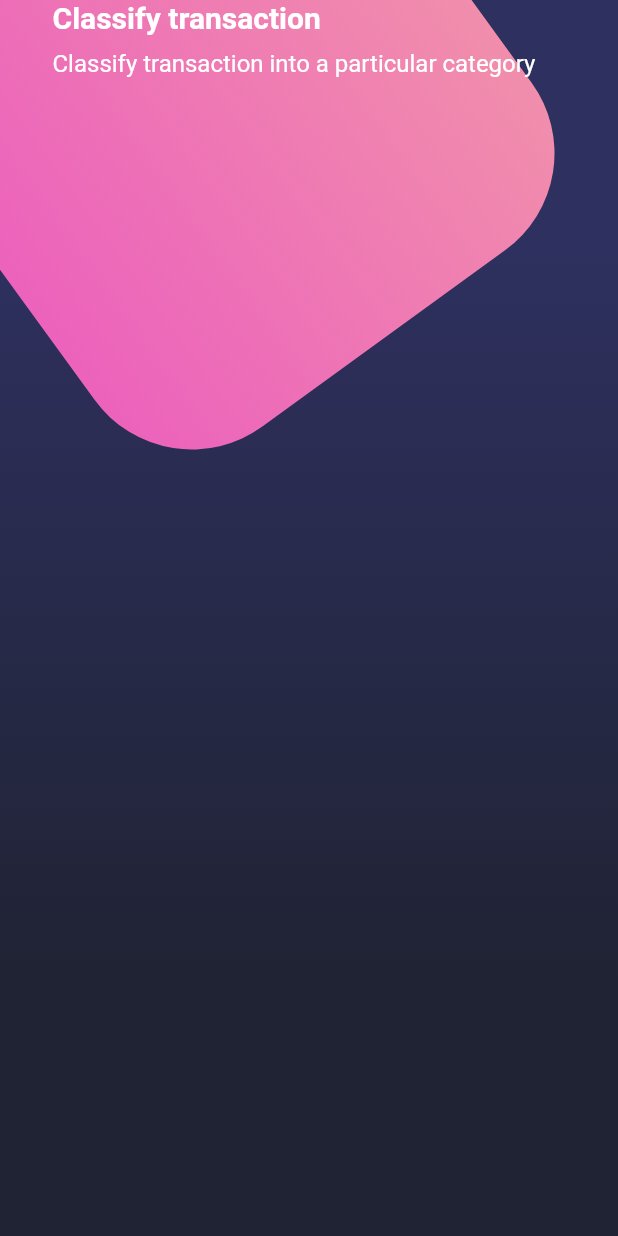
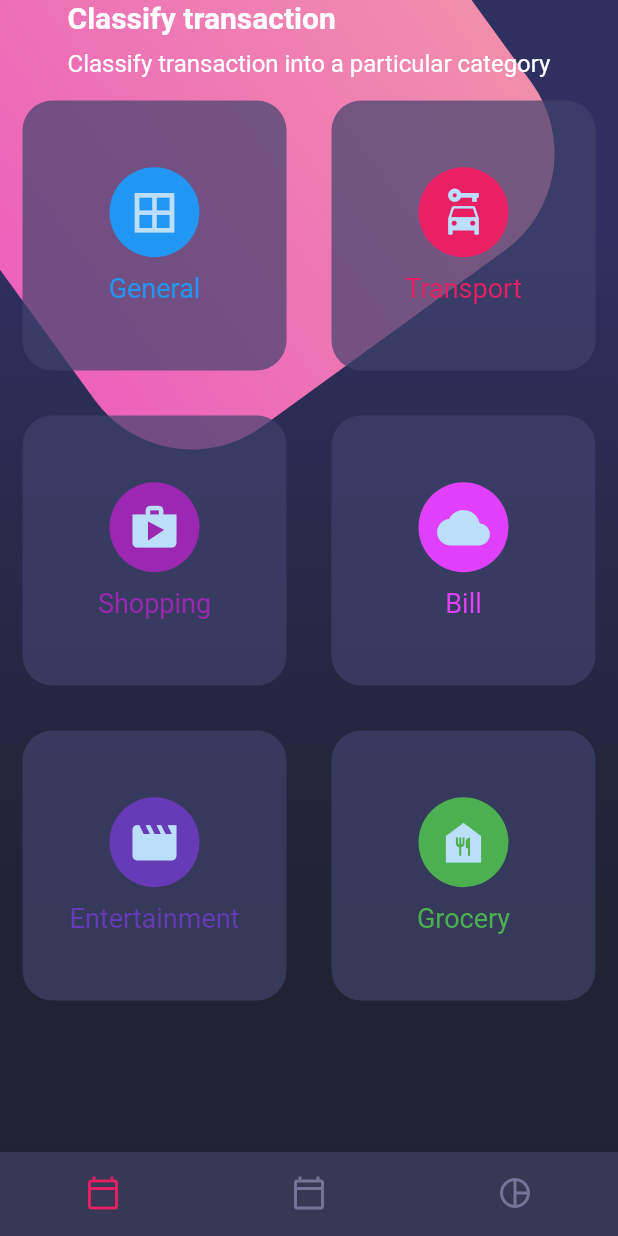
Before and after one commit to nachom96/BasicDesigns, a Flutter app: the screen it shows after launch, on a phone screen of 412 x 824 dp. Run offline on Flutter 3.47's test engine with Material 2 defaults, Android fonts, the phone set to English and light mode, and no system bars.

Commit message:
Tarjetas y bottombar

```diff
--- a/lib/screens/home_screen.dart
+++ b/lib/screens/home_screen.dart
@@ -1,6 +1,9 @@
+import 'package:disenos/widgets/custom_bottom_navigation.dart';
 import 'package:flutter/material.dart';
 import 'package:disenos/widgets/background.dart';
 import 'package:disenos/widgets/page_title.dart';
+
+import '../widgets/card_table.dart';
 
 class HomeScreen extends StatelessWidget {
   const HomeScreen({Key? key}) : super(key: key);
@@ -16,6 +19,7 @@ class HomeScreen extends StatelessWidget {
           _HomeBody(),
         ],
       ),
+      bottomNavigationBar: CustomBottomNavigation(),
     );
   }
 }
@@ -32,6 +36,8 @@ class _HomeBody extends StatelessWidget {
         children: const [
           // Títulos
           PageTitle(),
+          // Card Table
+          CardTable(),
         ],
       ),
     );
--- /dev/null
+++ b/lib/widgets/card_table.dart
@@ -0,0 +1,70 @@
+import 'package:flutter/material.dart';
+
+class CardTable extends StatelessWidget {
+  const CardTable({Key? key}) : super(key: key);
+
+  @override
+  Widget build(BuildContext context) {
+    return Table(
+      children: const [
+        TableRow(children: [
+          _SingleCard(color: Colors.blue, icon: Icons.border_all, text: 'General',),
+          _SingleCard(color: Colors.pink, icon: Icons.car_rental, text: 'Transport',),
+        ]),
+        TableRow(children: [
+          _SingleCard(color: Colors.purple, icon: Icons.shop, text: 'Shopping',),
+          _SingleCard(color: Colors.purpleAccent, icon: Icons.cloud, text: 'Bill',),
+        ]),
+        TableRow(children: [
+          _SingleCard(color: Colors.deepPurple, icon: Icons.movie, text: 'Entertainment',),
+          _SingleCard(color: Colors.green, icon: Icons.food_bank, text: 'Grocery',),
+        ]),
+      ],
+    );
+  }
+}
+
+class _SingleCard extends StatelessWidget {
+  final IconData icon;
+  final Color color;
+  final String text;
+
+  const _SingleCard({
+    Key? key,
+    required this.icon,
+    required this.color,
+    required this.text
+    }) : super(key: key);
+
+  @override
+  Widget build(BuildContext context) {
+    return Container(
+      margin: const EdgeInsets.all(15),
+      height: 180,
+      decoration: BoxDecoration(
+        color: const Color.fromRGBO(62, 66, 107, 0.7),
+        borderRadius: BorderRadius.circular(20),
+      ),
+      child: Column(
+        mainAxisAlignment: MainAxisAlignment.center,
+        children: [
+          CircleAvatar(
+            backgroundColor: color,
+            radius: 30,
+            child: Icon(
+              icon,
+              size: 35,
+            ),
+          ),
+          const SizedBox(
+            height: 10,
+          ),
+          Text(
+            text,
+            style: TextStyle(color: color, fontSize: 18),
+          )
+        ],
+      ),
+    );
+  }
+}
--- /dev/null
+++ b/lib/widgets/custom_bottom_navigation.dart
@@ -0,0 +1,32 @@
+import 'package:flutter/material.dart';
+
+class CustomBottomNavigation extends StatelessWidget {
+  const CustomBottomNavigation({Key? key}) : super(key: key);
+
+  @override
+  Widget build(BuildContext context) {
+    // Como el label es obligatorio, se pone en flase el showSelected y showUnselected para que el texto no aparezca y no ocupe espacio
+    return BottomNavigationBar(
+      showSelectedLabels: false,
+      showUnselectedLabels: false,
+      selectedItemColor: Colors.pink,
+      unselectedItemColor: const Color.fromRGBO(116, 117, 152, 1),
+      backgroundColor: const Color.fromRGBO(55, 57, 84, 1),
+      currentIndex: 0, // El elemento marcado
+      items: const [
+        BottomNavigationBarItem(
+          icon: Icon(Icons.calendar_today_outlined,),
+          label: 'Calendario'
+          ),
+        BottomNavigationBarItem(
+          icon: Icon(Icons.calendar_today_outlined),
+          label: 'Gráfica'
+          ),
+        BottomNavigationBarItem(
+          icon: Icon(Icons.pie_chart_outline_outlined),
+          label: 'Usuarios'
+          ),
+      ]
+      );
+  }
+}
```
